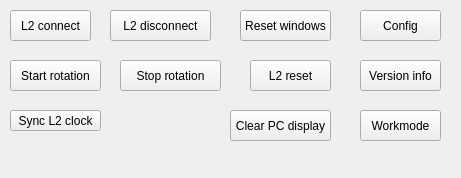
Above: src/ControlsDock.ui from markgol/L2diagnostic before the change. Below: the same form after it.
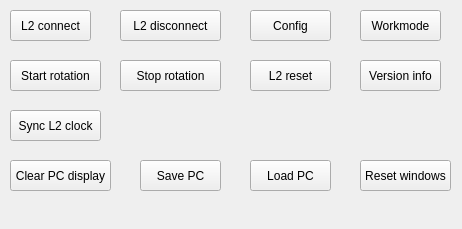
That is the form after the change.

What changed in the file:
```diff
--- a/src/ControlsDock.ui
+++ b/src/ControlsDock.ui
@@ -6,8 +6,8 @@
    <rect>
     <x>0</x>
     <y>0</y>
-    <width>461</width>
-    <height>178</height>
+    <width>462</width>
+    <height>229</height>
    </rect>
   </property>
   <property name="windowTitle">
@@ -17,7 +17,7 @@
    <widget class="QPushButton" name="btnL2Disconnect">
     <property name="geometry">
      <rect>
-      <x>110</x>
+      <x>120</x>
       <y>10</y>
       <width>101</width>
       <height>31</height>
@@ -43,7 +43,7 @@
    <widget class="QPushButton" name="btnConfig">
     <property name="geometry">
      <rect>
-      <x>360</x>
+      <x>250</x>
       <y>10</y>
       <width>81</width>
       <height>31</height>
@@ -108,8 +108,8 @@
    <widget class="QPushButton" name="btnResetWindows">
     <property name="geometry">
      <rect>
-      <x>240</x>
-      <y>10</y>
+      <x>360</x>
+      <y>160</y>
       <width>91</width>
       <height>31</height>
      </rect>
@@ -122,7 +122,7 @@
     <property name="geometry">
      <rect>
       <x>360</x>
-      <y>110</y>
+      <y>10</y>
       <width>81</width>
       <height>31</height>
      </rect>
@@ -134,8 +134,8 @@
    <widget class="QPushButton" name="btnClearDisplay">
     <property name="geometry">
      <rect>
-      <x>230</x>
-      <y>110</y>
+      <x>10</x>
+      <y>160</y>
       <width>101</width>
       <height>31</height>
      </rect>
@@ -150,13 +150,39 @@
       <x>10</x>
       <y>110</y>
       <width>91</width>
-      <height>21</height>
+      <height>31</height>
      </rect>
     </property>
     <property name="text">
      <string>Sync L2 clock</string>
     </property>
    </widget>
+   <widget class="QPushButton" name="btnSavePC">
+    <property name="geometry">
+     <rect>
+      <x>140</x>
+      <y>160</y>
+      <width>81</width>
+      <height>31</height>
+     </rect>
+    </property>
+    <property name="text">
+     <string>Save PC</string>
+    </property>
+   </widget>
+   <widget class="QPushButton" name="btnLoadPC">
+    <property name="geometry">
+     <rect>
+      <x>250</x>
+      <y>160</y>
+      <width>81</width>
+      <height>31</height>
+     </rect>
+    </property>
+    <property name="text">
+     <string>Load PC</string>
+    </property>
+   </widget>
   </widget>
  </widget>
  <resources/>
```
